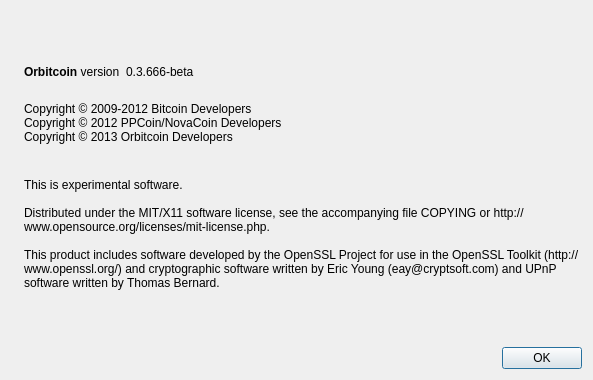
This is src/qt/forms/aboutdialog.ui in Orbitcoin/Orbitcoin-Old as Qt 5 draws it before an edit. The edited form follows.
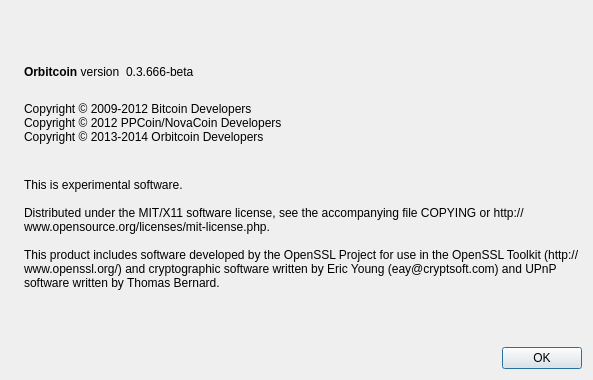
This is the edited form. Icons and pictures are not drawn.

Commit message: Update protocol and client versions numbers

What changed in the file:
```diff
--- a/src/qt/forms/aboutdialog.ui
+++ b/src/qt/forms/aboutdialog.ui
@@ -94,7 +94,7 @@
         <string>
 Copyright © 2009-2012 Bitcoin Developers
 Copyright © 2012 PPCoin/NovaCoin Developers
-Copyright © 2013 Orbitcoin Developers
+Copyright © 2013-2014 Orbitcoin Developers
 </string>
        </property>
        <property name="textInteractionFlags">
```
The commit also changes 2 other files.
